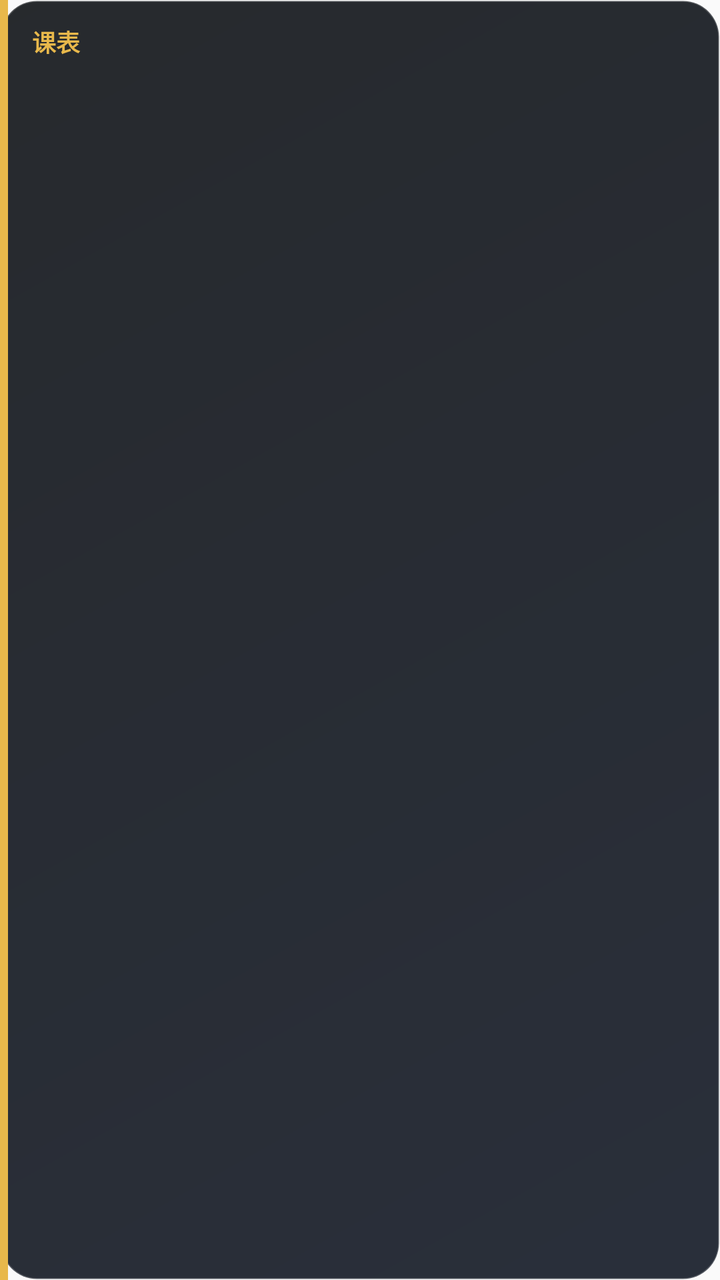
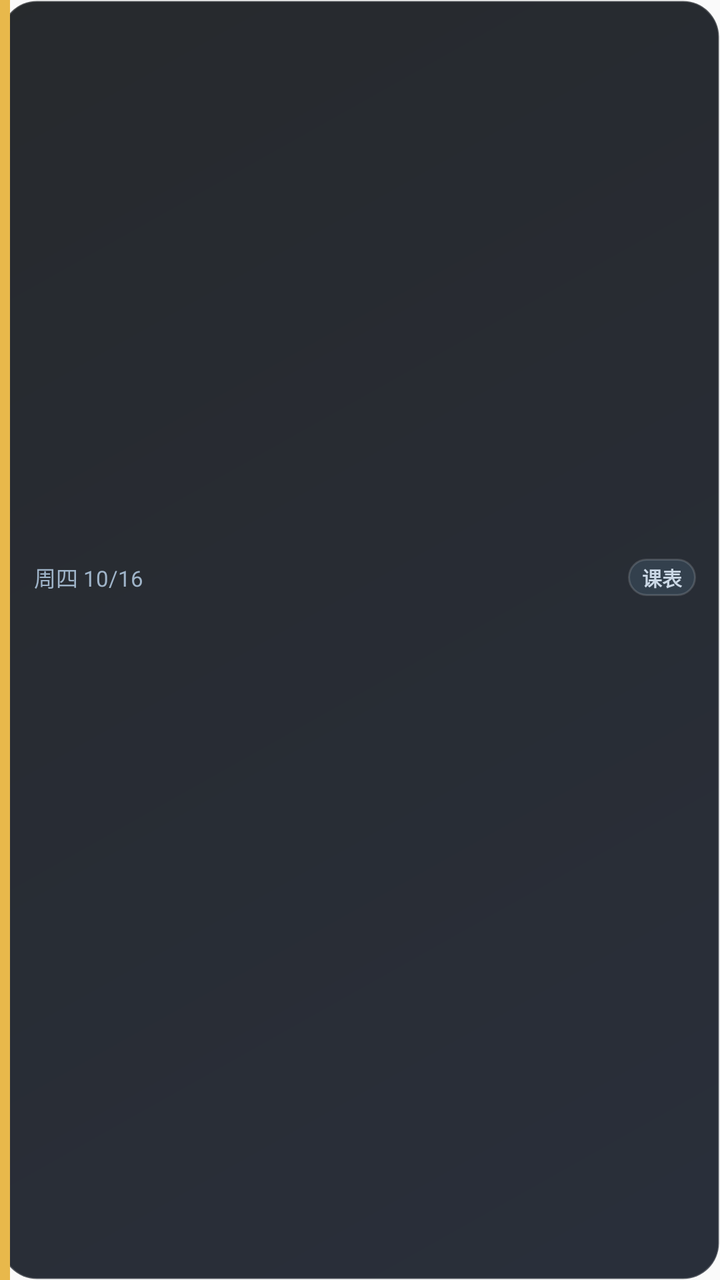

The first picture is an Android layout as it rendered before a commit; the second is the same layout after the commit. The layout source and the unified diff follow.
<!-- AndroidManifest.xml: application theme AppTheme -->
<!-- res/layout/schedule_widget.xml -->
<?xml version='1.0' encoding='utf-8'?>
<LinearLayout xmlns:android="http://schemas.android.com/apk/res/android"
    android:id="@+id/w_root"
    android:layout_width="match_parent"
    android:layout_height="match_parent"
    android:background="@drawable/widget_bg"
    android:gravity="center_vertical"
    android:orientation="horizontal">

    <View
        android:layout_width="4dp"
        android:layout_height="match_parent"
        android:background="#E8B84B" />

    <LinearLayout
        android:layout_width="0dp"
        android:layout_height="match_parent"
        android:layout_weight="1"
        android:gravity="center_vertical"
        android:orientation="vertical"
        android:paddingLeft="12dp"
        android:paddingTop="12dp"
        android:paddingRight="12dp"
        android:paddingBottom="12dp">

        <TextView
            android:id="@+id/w_top1"
            android:layout_width="match_parent"
            android:layout_height="wrap_content"
            android:ellipsize="end"
            android:maxLines="1"
            android:text="课表"
            android:textColor="#FFE8B84B"
            android:textSize="12sp"
            android:textStyle="bold" />

        <TextView
            android:id="@+id/w_top2"
            android:layout_width="match_parent"
            android:layout_height="0dp"
            android:layout_weight="1"
            android:layout_marginTop="4dp"
            android:ellipsize="end"
            android:gravity="center_vertical"
            android:maxLines="2"
            android:text=" "
            android:textColor="#FFFFFFFF"
            android:textSize="13sp"
            android:textStyle="bold" />

        <TextView
            android:id="@+id/w_top3"
            android:layout_width="match_parent"
            android:layout_height="wrap_content"
            android:ellipsize="end"
            android:maxLines="1"
            android:paddingTop="2dp"
            android:text=" "
            android:textColor="#FF7EE2C4"
            android:textSize="12sp"
            android:textStyle="bold" />
    </LinearLayout>
</LinearLayout>
<!-- resources referenced by this layout -->
<resources>
  <!-- drawable widget_bg (drawable) -->
  <?xml version='1.0' encoding='utf-8'?>
  <shape xmlns:android="http://schemas.android.com/apk/res/android"
      android:shape="rectangle">
      <corners android:radius="18dp" />
      <gradient
          android:angle="315"
          android:endColor="#F21E2430"
          android:startColor="#F21B1E22"
          android:type="linear" />
      <stroke
          android:width="1dp"
          android:color="#33FFFFFF" />
      <padding
          android:bottom="0dp"
          android:left="0dp"
          android:right="0dp"
          android:top="0dp" />
  </shape>
  <style name="AppTheme" parent="Theme.AppCompat.Light.DarkActionBar">
          
          <item name="colorPrimary">@color/colorPrimary</item>
          <item name="colorPrimaryDark">@color/colorPrimaryDark</item>
          <item name="colorAccent">@color/colorAccent</item>
      </style>
</resources>

<!-- the commit's change to res/layout/schedule_widget.xml (unified diff, before → after) -->
@@ -4,11 +4,10 @@
     android:layout_width="match_parent"
     android:layout_height="match_parent"
     android:background="@drawable/widget_bg"
-    android:gravity="center_vertical"
     android:orientation="horizontal">
 
     <View
-        android:layout_width="4dp"
+        android:layout_width="5dp"
         android:layout_height="match_parent"
         android:background="#E8B84B" />
 
@@ -19,45 +18,98 @@
         android:gravity="center_vertical"
         android:orientation="vertical"
         android:paddingLeft="12dp"
-        android:paddingTop="12dp"
+        android:paddingTop="10dp"
         android:paddingRight="12dp"
-        android:paddingBottom="12dp">
+        android:paddingBottom="10dp">
+
+        <LinearLayout
+            android:layout_width="match_parent"
+            android:layout_height="wrap_content"
+            android:gravity="center_vertical"
+            android:orientation="horizontal">
+
+            <TextView
+                android:id="@+id/w_date"
+                android:layout_width="0dp"
+                android:layout_height="wrap_content"
+                android:layout_weight="1"
+                android:ellipsize="end"
+                android:maxLines="1"
+                android:text="周四 10/16"
+                android:textColor="#FF9FB4C9"
+                android:textSize="11sp" />
+
+            <TextView
+                android:id="@+id/w_badge"
+                android:layout_width="wrap_content"
+                android:layout_height="wrap_content"
+                android:background="@drawable/badge_idle"
+                android:ellipsize="end"
+                android:maxLines="1"
+                android:paddingLeft="7dp"
+                android:paddingTop="2dp"
+                android:paddingRight="7dp"
+                android:paddingBottom="2dp"
+                android:text="课表"
+                android:textColor="#FFCBD8E6"
+                android:textSize="10sp"
+                android:textStyle="bold" />
+        </LinearLayout>
 
         <TextView
-            android:id="@+id/w_top1"
+            android:id="@+id/w_title"
             android:layout_width="match_parent"
             android:layout_height="wrap_content"
-            android:ellipsize="end"
-            android:maxLines="1"
-            android:text="课表"
-            android:textColor="#FFE8B84B"
-            android:textSize="12sp"
-            android:textStyle="bold" />
-
-        <TextView
-            android:id="@+id/w_top2"
-            android:layout_width="match_parent"
-            android:layout_height="0dp"
-            android:layout_weight="1"
-            android:layout_marginTop="4dp"
+            android:layout_marginTop="5dp"
             android:ellipsize="end"
             android:gravity="center_vertical"
             android:maxLines="2"
             android:text=" "
             android:textColor="#FFFFFFFF"
-            android:textSize="13sp"
+            android:textSize="15sp"
             android:textStyle="bold" />
 
         <TextView
-            android:id="@+id/w_top3"
+            android:id="@+id/w_sub"
             android:layout_width="match_parent"
             android:layout_height="wrap_content"
+            android:layout_marginTop="2dp"
             android:ellipsize="end"
             android:maxLines="1"
-            android:paddingTop="2dp"
             android:text=" "
-            android:textColor="#FF7EE2C4"
-            android:textSize="12sp"
-            android:textStyle="bold" />
+            android:textColor="#FF9FB4C9"
+            android:textSize="11sp" />
+
+        <LinearLayout
+            android:layout_width="match_parent"
+            android:layout_height="wrap_content"
+            android:layout_marginTop="4dp"
+            android:gravity="center_vertical"
+            android:orientation="horizontal">
+
+            <TextView
+                android:id="@+id/w_count"
+                android:layout_width="wrap_content"
+                android:layout_height="wrap_content"
+                android:ellipsize="end"
+                android:maxLines="1"
+                android:text=" "
+                android:textColor="#FF7EE2C4"
+                android:textSize="12sp"
+                android:textStyle="bold" />
+
+            <TextView
+                android:id="@+id/w_progress"
+                android:layout_width="0dp"
+                android:layout_height="wrap_content"
+                android:layout_marginLeft="8dp"
+                android:layout_weight="1"
+                android:ellipsize="end"
+                android:gravity="right"
+                android:maxLines="1"
+                android:text=" "
+                android:textColor="#FF9FB4C9"
+                android:textSize="10sp" />
+        </LinearLayout>
     </LinearLayout>
 </LinearLayout>
<!-- resource entries referenced after the edit -->
@@ -1,5 +1,13 @@
 <!-- resources referenced by this layout -->
 <resources>
+  <!-- drawable badge_idle (drawable) -->
+  <?xml version="1.0" encoding="utf-8"?>
+  <shape xmlns:android="http://schemas.android.com/apk/res/android"
+      android:shape="rectangle">
+      <corners android:radius="999dp" />
+      <solid android:color="#33404D" />
+      <stroke android:width="1dp" android:color="#26FFFFFF" />
+  </shape>
   <!-- drawable widget_bg (drawable) -->
   <?xml version='1.0' encoding='utf-8'?>
   <shape xmlns:android="http://schemas.android.com/apk/res/android"
